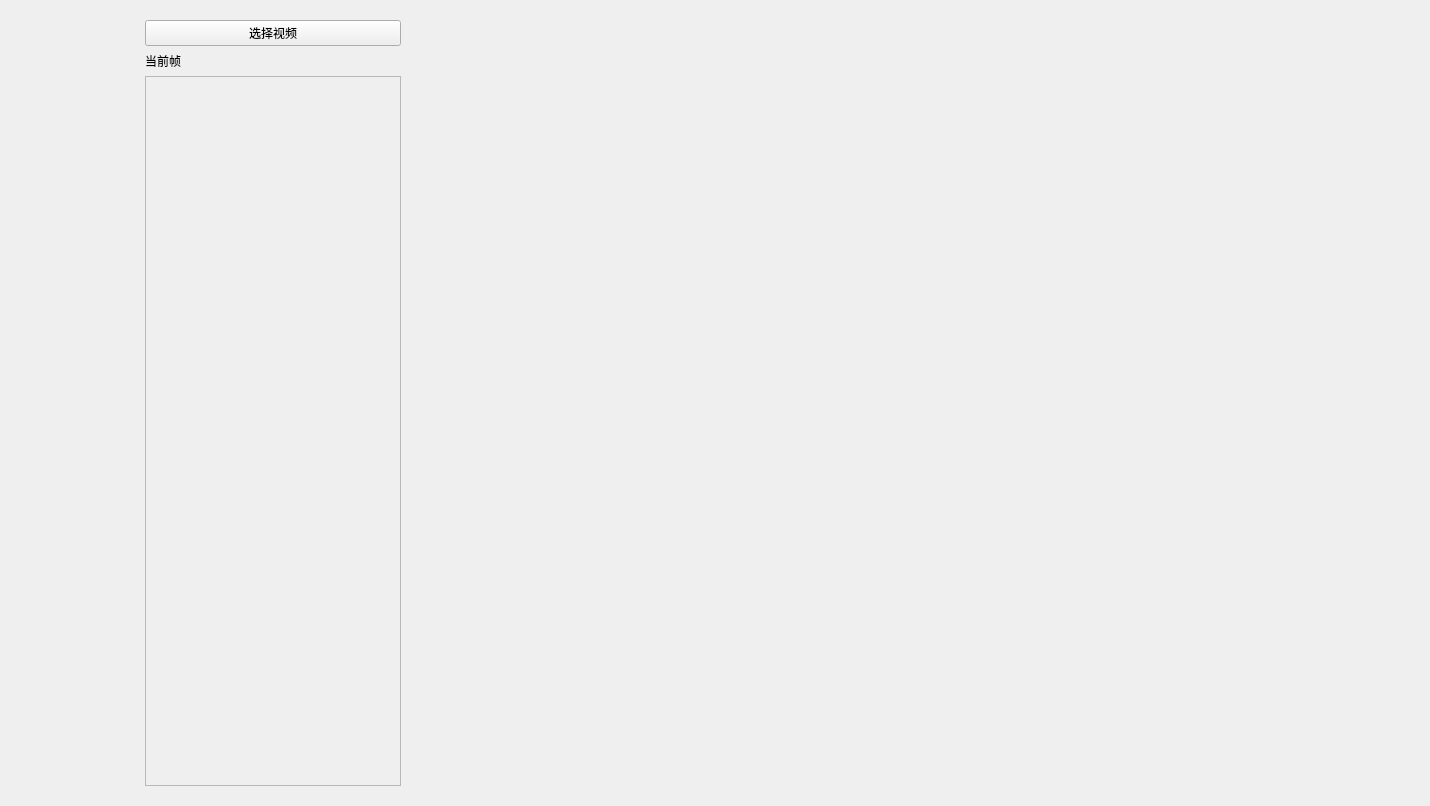
Before: the Qt Designer form mainwindow.ui in Zao-chen/ZcAIDanmuGenerator, drawn with Qt 5.
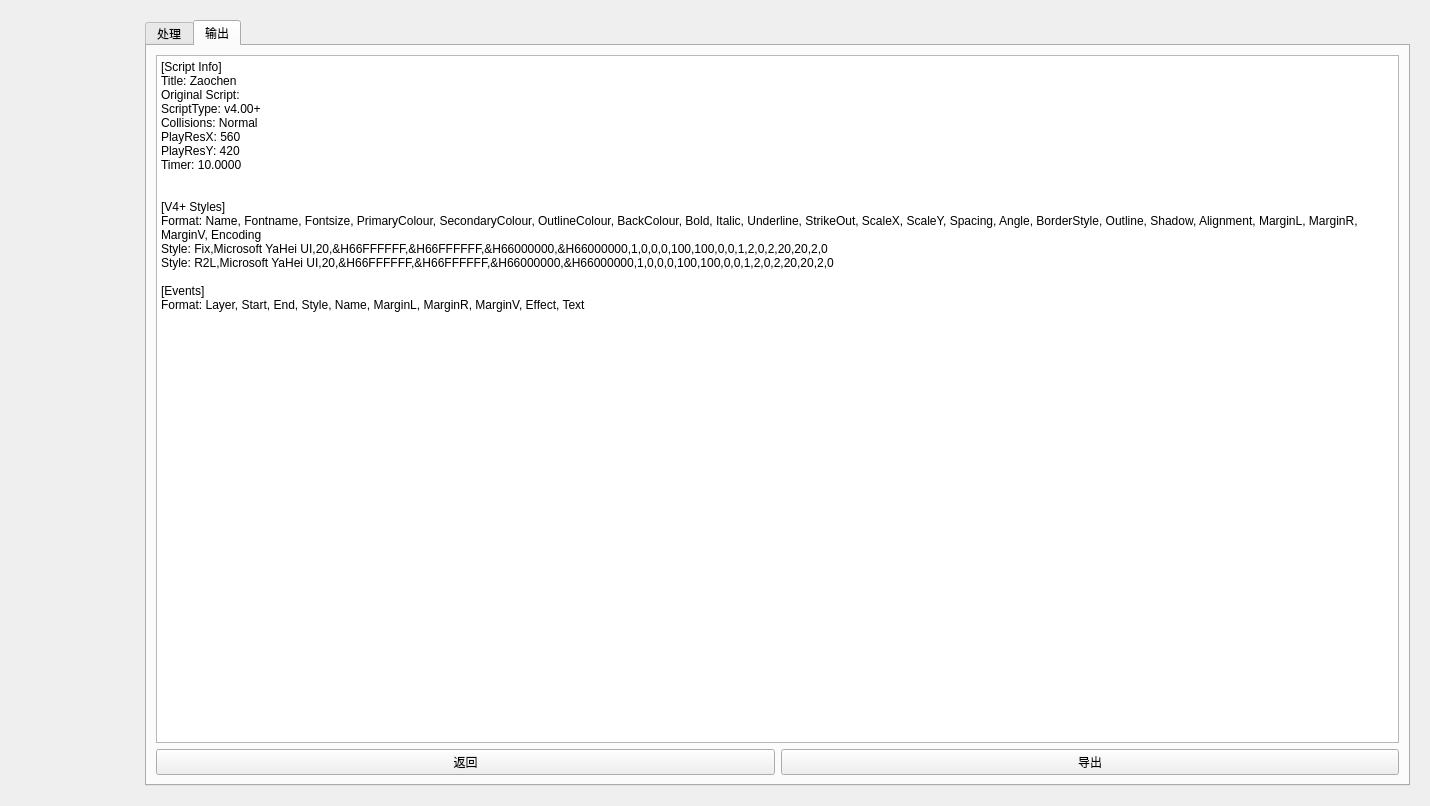
After: the same form once the commit is applied. The open tabs and pages were chosen to show the change. Custom widgets are drawn as their Qt base class.

Commit message: [fix] 一些小更新

What changed in the file:
```diff
--- a/mainwindow.ui
+++ b/mainwindow.ui
@@ -45,7 +45,17 @@
       <number>0</number>
      </property>
      <widget class="QWidget" name="page_0">
-      <layout class="QHBoxLayout" name="horizontalLayout_2" stretch="0,6">
+      <layout class="QVBoxLayout" name="verticalLayout_4">
+       <item>
+        <widget class="QTabWidget" name="tabWidget">
+         <property name="currentIndex">
+          <number>0</number>
+         </property>
+         <widget class="QWidget" name="tab">
+          <attribute name="title">
+           <string>处理</string>
+          </attribute>
+          <layout class="QHBoxLayout" name="horizontalLayout_4" stretch="0,10">
        <item>
         <layout class="QVBoxLayout" name="verticalLayout_2">
          <item>
@@ -80,7 +90,10 @@
        </item>
       </layout>
      </widget>
-     <widget class="QWidget" name="page_1">
+         <widget class="QWidget" name="tab_2">
+          <attribute name="title">
+           <string>输出</string>
+          </attribute>
       <layout class="QVBoxLayout" name="verticalLayout_3">
        <item>
         <widget class="ElaPlainTextEdit" name="plainTextEdit_2">
@@ -105,6 +118,31 @@
          </property>
         </widget>
        </item>
+           <item>
+            <layout class="QHBoxLayout" name="horizontalLayout_3">
+             <property name="topMargin">
+              <number>0</number>
+             </property>
+             <item>
+              <widget class="ElaPushButton" name="pushButton_back">
+               <property name="text">
+                <string>返回</string>
+               </property>
+              </widget>
+             </item>
+             <item>
+              <widget class="ElaPushButton" name="pushButton_output">
+               <property name="text">
+                <string>导出</string>
+               </property>
+              </widget>
+             </item>
+            </layout>
+           </item>
+          </layout>
+         </widget>
+        </widget>
+       </item>
       </layout>
      </widget>
      <widget class="QWidget" name="page_2">
@@ -192,6 +230,11 @@
    <extends>QTreeView</extends>
    <header location="global">elatreeview.h</header>
   </customwidget>
+  <customwidget>
+   <class>ElaProgressBar</class>
+   <extends>QProgressBar</extends>
+   <header location="global">elaprogressbar.h</header>
+  </customwidget>
  </customwidgets>
  <resources/>
  <connections/>
```
Left out of the diff: 9 changed lines with no effect on the pictures. Lines whose indentation alone changed are shown as unchanged. The commit also changes 2 other files.
